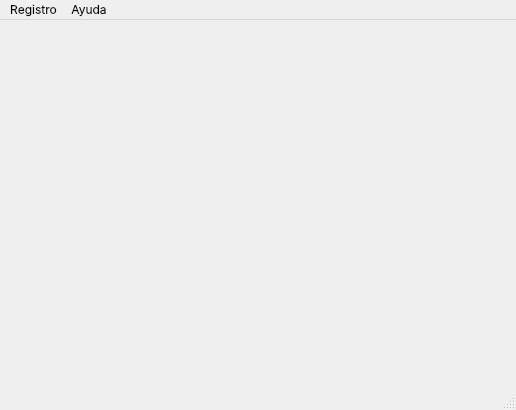
This is UI/ventanaPrincipal.ui in KevinValdezVargas/special-telegram as Qt 5 draws it before an edit. The edited form follows.
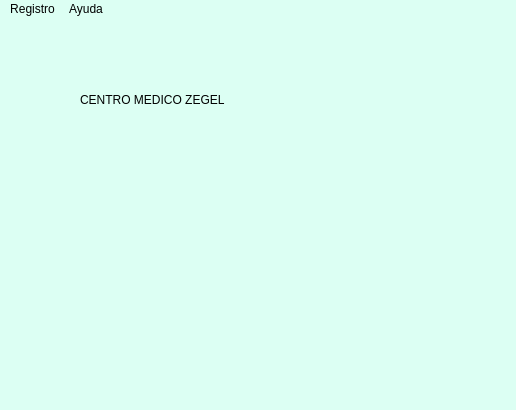
This is the edited form. Icons and pictures are not drawn.

```diff
--- a/UI/ventanaPrincipal.ui
+++ b/UI/ventanaPrincipal.ui
@@ -34,7 +34,46 @@
   <property name="windowTitle">
    <string>Sistema de Ventas V1.0</string>
   </property>
-  <widget class="QWidget" name="centralwidget"/>
+  <property name="styleSheet">
+   <string notr="true">background-color: rgb(220, 255, 243);</string>
+  </property>
+  <widget class="QWidget" name="centralwidget">
+   <widget class="QLabel" name="label">
+    <property name="geometry">
+     <rect>
+      <x>70</x>
+      <y>120</y>
+      <width>361</width>
+      <height>221</height>
+     </rect>
+    </property>
+    <property name="text">
+     <string/>
+    </property>
+    <property name="pixmap">
+     <pixmap>../../../../Downloads/hospital-clinic-building-3d-icon-illustration-png.png</pixmap>
+    </property>
+    <property name="scaledContents">
+     <bool>true</bool>
+    </property>
+   </widget>
+   <widget class="QLabel" name="label_2">
+    <property name="geometry">
+     <rect>
+      <x>80</x>
+      <y>50</y>
+      <width>361</width>
+      <height>61</height>
+     </rect>
+    </property>
+    <property name="styleSheet">
+     <string notr="true">font: 48pt &quot;Niagara Solid&quot;;</string>
+    </property>
+    <property name="text">
+     <string>CENTRO MEDICO ZEGEL</string>
+    </property>
+   </widget>
+  </widget>
   <widget class="QMenuBar" name="menubar">
    <property name="geometry">
     <rect>
```
Left out of the diff: 8 changed lines with no effect on the pictures.
